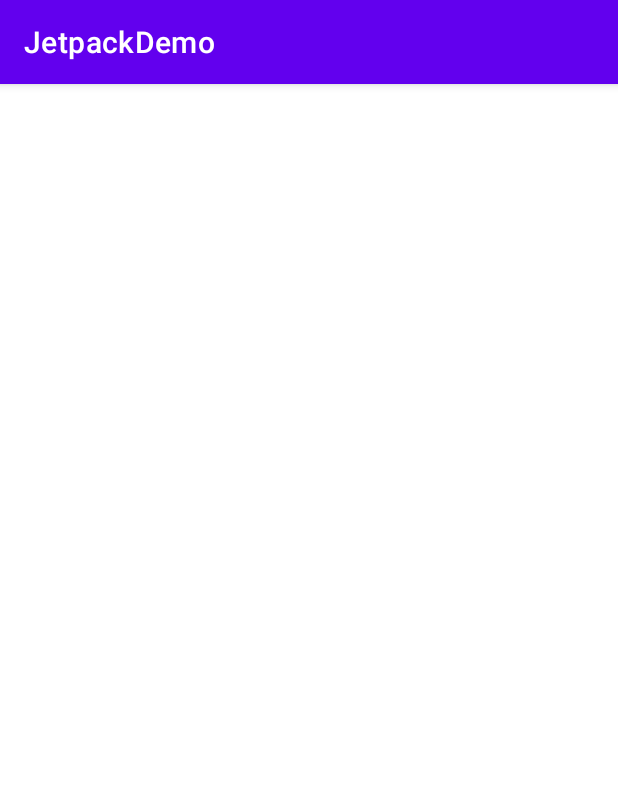
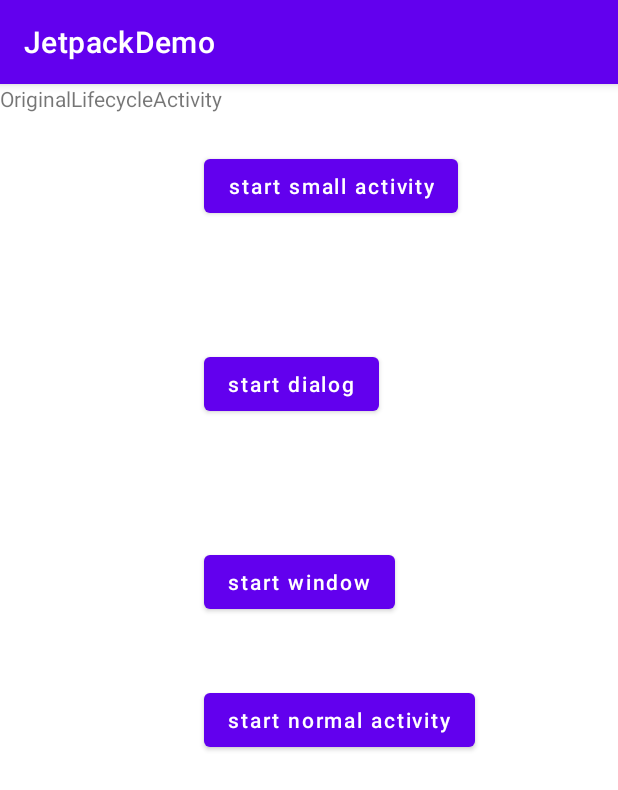
Before and after one commit to fishforest/JetpackDemo, an Android app: the OriginalLifecycleActivity screen opened directly, with no data from a screen before it, on a phone screen of 412 x 824 dp. Shown: the top 790 px of the screen. Run offline under Robolectric (Android 15) with nearby library versions, the phone set to English and light mode, and no system bars.

Commit message:
Activity 生命周期

```diff
--- a/app/src/main/AndroidManifest.xml
+++ b/app/src/main/AndroidManifest.xml
@@ -1,6 +1,8 @@
 <?xml version="1.0" encoding="utf-8"?>
 <manifest xmlns:android="http://schemas.android.com/apk/res/android"
     package="com.fish.jetpackdemo">
+
+    <uses-permission android:name="android.permission.SYSTEM_ALERT_WINDOW" />
 
     <application
         android:allowBackup="true"
@@ -17,7 +19,7 @@
                 <category android:name="android.intent.category.LAUNCHER" />
             </intent-filter>
         </activity>
-        <activity android:name=".lifecycle.OriginalLifecycleActivity"
+        <activity android:name=".activitylife.OriginalLifecycleActivity"
             android:exported="true"/>
 
         <activity android:name=".viewmodel.ViewModelActivity" android:configChanges="orientation|screenSize"></activity>
@@ -25,6 +27,7 @@
         <activity android:name=".lifecycle.LifeActivity"></activity>
         <activity android:name=".livedata.LiveDataActivity"/>
         <activity android:name=".uiflush.FlushUIActivity"/>
+        <activity android:name=".activitylife.SmallActivity" android:theme="@style/MyTranslucentTheme"/>
     </application>
 
 </manifest>
--- a/app/src/main/java/com/fish/jetpackdemo/MainActivity.java
+++ b/app/src/main/java/com/fish/jetpackdemo/MainActivity.java
@@ -11,7 +11,7 @@ import com.fish.jetpackdemo.lifecycle.LifeActivity;
 import com.fish.jetpackdemo.livedata.LiveDataActivity;
 import com.fish.jetpackdemo.uiflush.FlushUIActivity;
 import com.fish.jetpackdemo.uiflush.MyImageView;
-import com.fish.jetpackdemo.lifecycle.OriginalLifecycleActivity;
+import com.fish.jetpackdemo.activitylife.OriginalLifecycleActivity;
 import com.fish.jetpackdemo.viewmodel.ViewModelActivity;
 
 import androidx.appcompat.app.AppCompatActivity;
--- a/app/src/main/java/com/fish/jetpackdemo/MyApp.java
+++ b/app/src/main/java/com/fish/jetpackdemo/MyApp.java
@@ -6,6 +6,7 @@ import android.content.Context;
 import android.graphics.Rect;
 import android.os.Bundle;
 import android.os.IBinder;
+import android.os.Parcelable;
 import android.os.RemoteException;
 import android.util.Log;
 import android.view.View;
@@ -20,6 +21,8 @@ public class MyApp extends Application {
     private final String TAG = "fish";
     private static MyApp myApp;
 
+    private int count = 0;
+
     @Override
     public void onCreate() {
         myApp = this;
@@ -33,6 +36,10 @@ public class MyApp extends Application {
             @Override
             public void onActivityStarted(@NonNull Activity activity) {
                 Log.d(TAG, "onActivityStarted");
+                if (count == 0) {
+                    Log.d(TAG, "App 回到前台");
+                }
+                count++;
             }
 
             @Override
@@ -48,6 +55,10 @@ public class MyApp extends Application {
             @Override
             public void onActivityStopped(@NonNull Activity activity) {
                 Log.d(TAG, "onActivityStopped");
+                count--;
+                if (count == 0) {
+                    Log.d(TAG, "App 退到后台");
+                }
             }
 
             @Override
@@ -62,6 +73,10 @@ public class MyApp extends Application {
         });
     }
 
+    public boolean isForeground() {
+        return count > 0;
+    }
+
     public static MyApp getInstance() {
         return myApp;
     }
--- /dev/null
+++ b/app/src/main/res/layout/activity_origin_lifecycle.xml
@@ -0,0 +1,68 @@
+<?xml version="1.0" encoding="utf-8"?>
+<androidx.constraintlayout.widget.ConstraintLayout xmlns:android="http://schemas.android.com/apk/res/android"
+    xmlns:app="http://schemas.android.com/apk/res-auto"
+    xmlns:tools="http://schemas.android.com/tools"
+    android:layout_width="match_parent"
+    android:layout_height="match_parent"
+    tools:context=".MainActivity">
+
+
+    <Button
+        android:id="@+id/btn_start_small"
+        android:layout_width="wrap_content"
+        android:layout_height="wrap_content"
+        android:layout_marginStart="136dp"
+        android:layout_marginTop="44dp"
+        android:text="start small activity"
+        android:textAllCaps="false"
+        app:layout_constraintStart_toStartOf="parent"
+        app:layout_constraintTop_toTopOf="parent" />
+
+    <Button
+        android:id="@+id/btn_start_dialog"
+        android:layout_width="wrap_content"
+        android:layout_height="wrap_content"
+        android:layout_marginStart="136dp"
+        android:layout_marginTop="176dp"
+        android:text="start dialog"
+        android:textAllCaps="false"
+        app:layout_constraintStart_toStartOf="parent"
+        app:layout_constraintTop_toTopOf="parent" />
+
+    <Button
+        android:id="@+id/btn_start_normal"
+        android:layout_width="wrap_content"
+        android:layout_height="wrap_content"
+        android:layout_marginStart="136dp"
+        android:layout_marginTop="400dp"
+        android:text="start normal activity"
+        android:textAllCaps="false"
+        app:layout_constraintStart_toStartOf="parent"
+        app:layout_constraintTop_toTopOf="parent" />
+
+    <Button
+        android:id="@+id/btn_start_window"
+        android:layout_width="wrap_content"
+        android:layout_height="wrap_content"
+        android:layout_marginStart="136dp"
+        android:layout_marginTop="308dp"
+        android:text="start window"
+        android:textAllCaps="false"
+        app:layout_constraintStart_toStartOf="parent"
+        app:layout_constraintTop_toTopOf="parent" />
+
+    <EditText
+        android:id="@+id/edit"
+        android:visibility="gone"
+        android:layout_width="100dp"
+        android:layout_height="40dp"
+        android:hint="输入"
+        tools:layout_editor_absoluteX="49dp"
+        tools:layout_editor_absoluteY="585dp"></EditText>
+
+    <TextView
+        android:text="OriginalLifecycleActivity"
+        android:layout_width="wrap_content"
+        android:layout_height="wrap_content">
+    </TextView>
+</androidx.constraintlayout.widget.ConstraintLayout>
--- a/app/src/main/res/values/colors.xml
+++ b/app/src/main/res/values/colors.xml
@@ -7,4 +7,5 @@
     <color name="teal_700">#FF018786</color>
     <color name="black">#FF000000</color>
     <color name="white">#FFFFFFFF</color>
+    <color name="transparent">#00000000</color>
 </resources>
--- a/app/src/main/res/values/themes.xml
+++ b/app/src/main/res/values/themes.xml
@@ -13,4 +13,10 @@
         <item name="android:statusBarColor" tools:targetApi="l">?attr/colorPrimaryVariant</item>
         <!-- Customize your theme here. -->
     </style>
+
+    <style name="MyTranslucentTheme" parent="Theme.AppCompat.Light.NoActionBar">
+        <item name="android:windowNoTitle">true</item>
+<!--        <item name="android:windowBackground">@color/translucent_bg</item>-->
+        <item name="android:windowIsTranslucent">true</item>
+    </style>
 </resources>
```
Also changed, not shown: app/src/main/java/com/fish/jetpackdemo/activitylife/OriginalLifecycleActivity.java (added, +191 -0 lines), app/src/main/java/com/fish/jetpackdemo/activitylife/SmallActivity.java (added, +28 -0 lines), app/src/main/java/com/fish/jetpackdemo/global/SaveTest.java (added, +27 -0 lines), app/src/main/java/com/fish/jetpackdemo/lifecycle/OriginalLifecycleActivity.java (deleted, +0 -21 lines), app/src/main/java/com/fish/jetpackdemo/livedata/LiveDataActivity.java (+5 -3 lines), app/src/main/res/layout/activity_main.xml (+7 -5 lines), app/src/main/res/layout/activity_samll_layout.xml (added, +19 -0 lines).
